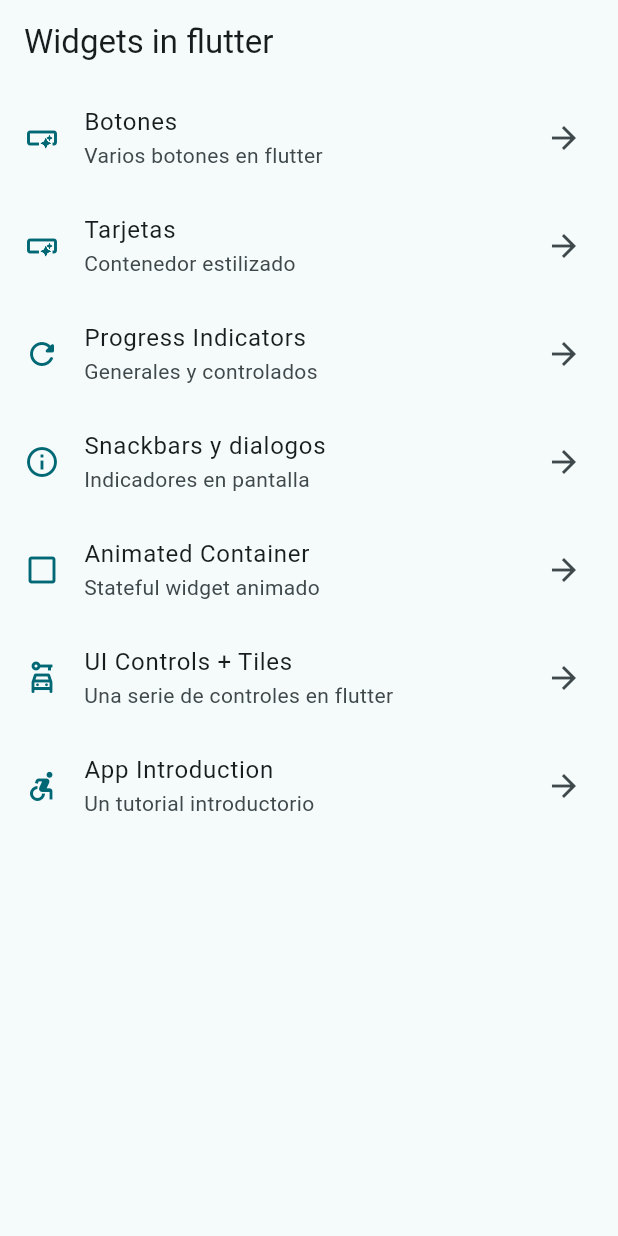
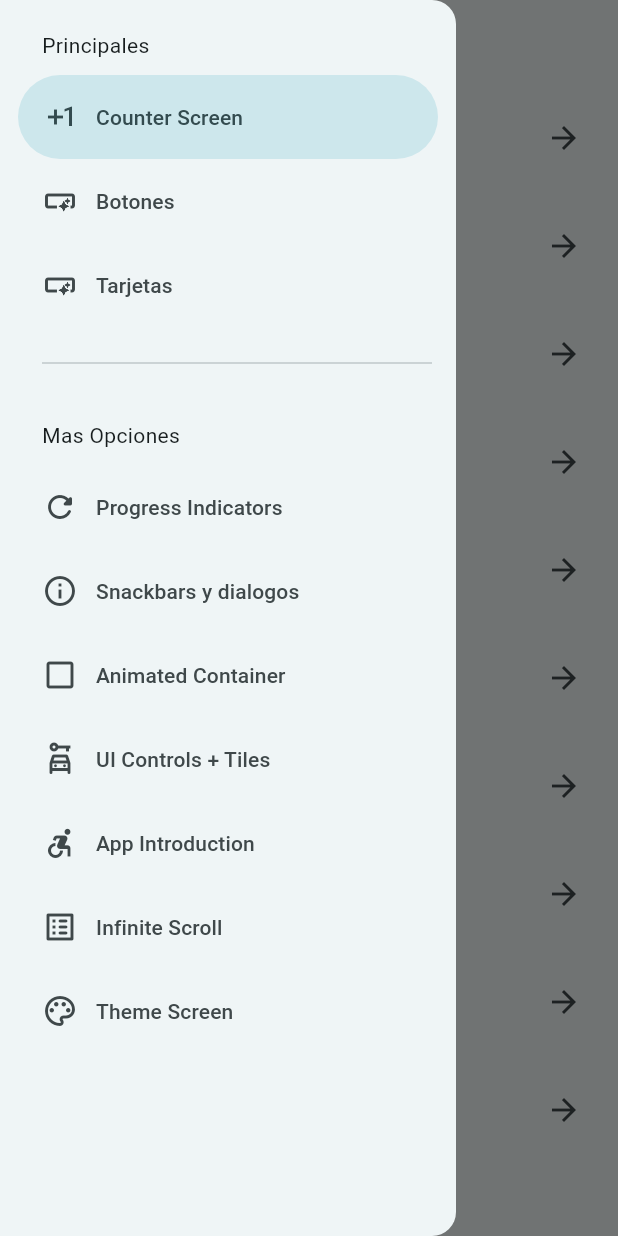
Before and after one commit to Mikkopk48/widgets-app, a Flutter app: the screen it shows after launch, with the side drawer open (before the commit the screen has no drawer), on a phone screen of 412 x 824 dp. Run offline on Flutter 3.47's test engine with Material 3 defaults, Android fonts, the light colour scheme and no system bars; our stand-ins replace animate_do, flutter_riverpod, go_router.

Commit message:
colors screen added

```diff
--- a/lib/config/menu/menu_items.dart
+++ b/lib/config/menu/menu_items.dart
@@ -15,6 +15,12 @@
 }
 
 List<MenuItem> appMenuItems = [
+  MenuItem(
+    title: 'Counter Screen',
+    subTitle: 'Riverpod básico',
+    link: '/counter-river',
+    icon: Icons.exposure_plus_1_sharp,
+  ),
   MenuItem(
     title: 'Botones',
     subTitle: 'Varios botones en flutter',
@@ -57,4 +63,16 @@
     link: '/tutorial',
     icon: Icons.accessible_forward,
   ),
+  MenuItem(
+    title: 'Infinite Scroll',
+    subTitle: 'Listas infinitas',
+    link: '/infinite',
+    icon: Icons.list_alt_rounded,
+  ),
+  MenuItem(
+    title: 'Theme Screen',
+    subTitle: 'pantalla de temas',
+    link: '/theme-changer',
+    icon: Icons.color_lens_outlined,
+  ),
 ];
--- a/lib/config/router/app_router.dart
+++ b/lib/config/router/app_router.dart
@@ -1,11 +1,14 @@
 import 'package:go_router/go_router.dart';
-import 'package:widgets_app/presentation/screens/buttons/buttons_screen.dart';
-import 'package:widgets_app/presentation/screens/cards/cards_screen.dart';
-import 'package:widgets_app/presentation/screens/home/home_screen.dart';
+import 'package:widgets_app/presentation/screens/counter/counter_screen.dart';
 import 'package:widgets_app/presentation/screens/screens.dart';
 
 final appRouter = GoRouter(
   routes: [
+    GoRoute(
+      path: '/counter-river',
+      name: CounterScreen.name,
+      builder: (context, state) =>  const CounterScreen(),
+    ),
     GoRoute(
       path: '/',
       name: HomeScreen.name,
@@ -46,5 +49,15 @@
       name: AppTutorialScreen.name,
       builder: (context, state) => const AppTutorialScreen(),
     ),
+    GoRoute(
+      path: '/infinite',
+      name: InfiniteScrollScreen.name,
+      builder: (context, state) => const InfiniteScrollScreen(),
+    ),
+    GoRoute(
+      path: '/theme-changer',
+      name: ThemeChangerScreen.name,
+      builder: (context, state) =>  const ThemeChangerScreen(),
+    ),
   ],
 );
--- a/lib/main.dart
+++ b/lib/main.dart
@@ -1,23 +1,25 @@
 import 'package:flutter/material.dart';
+import 'package:flutter_riverpod/flutter_riverpod.dart';
 import 'package:widgets_app/config/router/app_router.dart';
 import 'package:widgets_app/config/theme/app_theme.dart';
-import 'package:widgets_app/presentation/screens/buttons/buttons_screen.dart';
-import 'package:widgets_app/presentation/screens/cards/cards_screen.dart';
-import 'package:widgets_app/presentation/screens/home/home_screen.dart';
+import 'package:widgets_app/presentation/providers/theme_provider.dart';
 
 void main() {
-  runApp(const MainApp());
+  runApp(const ProviderScope(child: MainApp()));
 }
 
-class MainApp extends StatelessWidget {
+class MainApp extends ConsumerWidget {
   const MainApp({super.key});
 
   @override
-  Widget build(BuildContext context) {
+  Widget build(BuildContext context,WidgetRef ref) {
+    final bool isDark = ref.watch(themeControllerProvider);
     return MaterialApp.router(
       routerConfig: appRouter,
       debugShowCheckedModeBanner: false,
-      theme: AppTheme(selectedColor: 4).getTheme(),
+      theme: isDark
+      ? AppTheme(selectedColor: 4).getTheme()
+      : AppTheme(selectedColor: 4).getTheme(),
     );
   }
 }
--- /dev/null
+++ b/lib/presentation/providers/counter_provider.dart
@@ -0,0 +1,3 @@
+import 'package:flutter_riverpod/flutter_riverpod.dart';
+
+final counterProvider = StateProvider<int>((ref) => 0);
--- /dev/null
+++ b/lib/presentation/providers/theme_provider.dart
@@ -0,0 +1,5 @@
+import 'package:flutter_riverpod/flutter_riverpod.dart';
+import 'package:widgets_app/config/theme/app_theme.dart';
+
+final themeControllerProvider = StateProvider<bool>((ref) => false);
+final colorListProvider = Provider((ref) => colorList);
--- a/lib/presentation/screens/home/app_tutorial/app_tutorial_screen.dart
+++ b/lib/presentation/screens/home/app_tutorial/app_tutorial_screen.dart
@@ -93,7 +93,7 @@
                 right: 30,
                 bottom: 30,
                 child: FadeInRight(
-                  from:15,
+                  from: 15,
                   delay: const Duration(seconds: 1),
                   child: FilledButton(
                     onPressed: () {
--- a/lib/presentation/screens/home/home_screen.dart
+++ b/lib/presentation/screens/home/home_screen.dart
@@ -1,8 +1,7 @@
 import 'package:flutter/material.dart';
 import 'package:go_router/go_router.dart';
 import 'package:widgets_app/config/menu/menu_items.dart';
-import 'package:widgets_app/presentation/screens/cards/cards_screen.dart';
-
+import 'package:widgets_app/presentation/widgets/side_manu.dart';
 
 class HomeScreen extends StatelessWidget {
   static const String name = "home_screen";
@@ -10,9 +9,12 @@
 
   @override
   Widget build(BuildContext context) {
+    final scaffoldKey = GlobalKey<ScaffoldState>();
     return Scaffold(
+      key: scaffoldKey,
       appBar: AppBar(title: const Text("Widgets in flutter")),
       body: const _HomeView(),
+      drawer:  SideManu(scaffoldKey: scaffoldKey,),
     );
   }
 }
@@ -24,7 +26,7 @@
   Widget build(BuildContext context) {
     appMenuItems;
     return ListView.builder(
-      physics: BouncingScrollPhysics(),
+      physics: const BouncingScrollPhysics(),
       itemCount: appMenuItems.length,
       itemBuilder: (context, index) {
         final menuItem = appMenuItems[index];
--- a/lib/presentation/screens/screens.dart
+++ b/lib/presentation/screens/screens.dart
@@ -1,3 +1,5 @@
+export 'package:widgets_app/presentation/screens/theme_change/theme_changer_screen.dart';
+
 export 'package:widgets_app/presentation/progress/progress_screen.dart';
 export 'package:widgets_app/presentation/screens/animated/animated_screen.dart';
 export 'package:widgets_app/presentation/screens/buttons/buttons_screen.dart';
--- /dev/null
+++ b/lib/presentation/widgets/side_manu.dart
@@ -0,0 +1,62 @@
+import 'package:flutter/material.dart';
+import 'package:go_router/go_router.dart';
+import 'package:widgets_app/config/menu/menu_items.dart';
+
+class SideManu extends StatefulWidget {
+  final GlobalKey<ScaffoldState> scaffoldKey;
+  const SideManu({super.key, required this.scaffoldKey});
+
+  @override
+  State<SideManu> createState() => _SideManuState();
+}
+
+class _SideManuState extends State<SideManu> {
+  int navDrawerIndex = 0;
+
+  @override
+  Widget build(BuildContext context) {
+    final hasNotch = MediaQuery.of(context).viewPadding.top > 35;
+
+    return NavigationDrawer(
+      selectedIndex: navDrawerIndex,
+      onDestinationSelected: (value) {
+        setState(() {
+          navDrawerIndex = value;
+        });
+        final menuItem = appMenuItems[value];
+        context.push(menuItem.link);
+        widget.scaffoldKey.currentState?.closeDrawer();
+      },
+      children: [
+        Padding(
+          padding: EdgeInsets.fromLTRB(28, hasNotch ? 0 : 20, 16, 10),
+          child: const Text('Principales'),
+        ),
+        ...appMenuItems
+            .sublist(0, 3)
+            .map(
+              (item) => NavigationDrawerDestination(
+                icon: Icon(item.icon),
+                label: Text(item.title),
+              ),
+            ),
+        const Padding(
+          padding: EdgeInsets.fromLTRB(28, 16, 16, 10),
+          child: Divider(),
+        ),
+        Padding(
+          padding: EdgeInsets.fromLTRB(28, hasNotch ? 0 : 20, 16, 10),
+          child: const Text('Mas Opciones'),
+        ),
+        ...appMenuItems
+            .sublist(3)
+            .map(
+              (item) => NavigationDrawerDestination(
+                icon: Icon(item.icon),
+                label: Text(item.title),
+              ),
+            ),
+      ],
+    );
+  }
+}
--- a/pubspec.yaml
+++ b/pubspec.yaml
@@ -10,6 +10,7 @@
   animate_do: ^4.2.0
   flutter:
     sdk: flutter
+  flutter_riverpod: ^2.6.1
   go_router: ^14.8.1
 
 dev_dependencies:
```
Also changed, not shown: lib/presentation/screens/counter/counter_screen.dart (added, +42 -0 lines), lib/presentation/screens/infinite_scroll/infinite_scroll_screen.dart (+132 -2 lines), lib/presentation/screens/theme_change/theme_changer_screen.dart (added, +55 -0 lines), pubspec.lock, web_entrypoint.dart (added).
